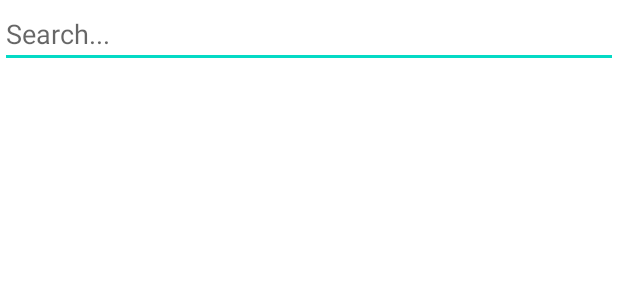
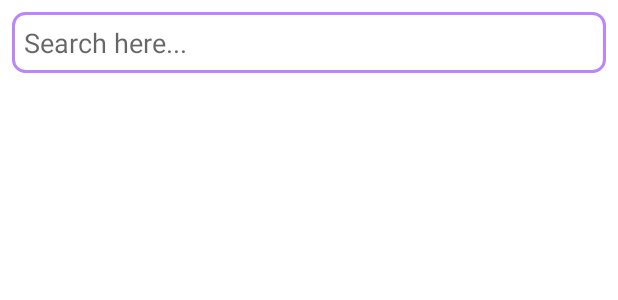
Before and after one commit to Gellida/News-App, an Android app: the layout fragment_search_news.xml on its own in the app's theme, with its tools: preview values and no code run, on a phone screen of 412 x 824 dp. Shown: the top 300 px of the screen. Run offline under Robolectric (Android 15) with nearby library versions, the phone set to English and light mode, and no system bars.

Commit message:
optimized UI

```diff
--- a/app/src/main/java/jg/apps/newsapp/NewsApplication.kt
+++ b/app/src/main/java/jg/apps/newsapp/NewsApplication.kt
@@ -3,4 +3,5 @@ package jg.apps.newsapp
 import android.app.Application
 
 class NewsApplication : Application() {
+
 }
--- a/app/src/main/java/jg/apps/newsapp/adapter/NewsAdapter.kt
+++ b/app/src/main/java/jg/apps/newsapp/adapter/NewsAdapter.kt
@@ -47,7 +47,7 @@ class NewsAdapter : RecyclerView.Adapter<NewsAdapter.ArticleViewHolder>() {
         val article = differ.currentList[position]
         holder.itemView.apply {
             Glide.with(this).load(article.urlToImage).into(ivArticleImage)
-            tvSource.text = article.source?.name
+            //tvSource.text = article.source?.name
             tvTitle.text = article.title
             tvDescription.text = article.description
             tvPublishedAt.text = article.publishedAt
--- a/app/src/main/java/jg/apps/newsapp/ui/NewsActivity.kt
+++ b/app/src/main/java/jg/apps/newsapp/ui/NewsActivity.kt
@@ -34,5 +34,6 @@ class NewsActivity : AppCompatActivity() {
         val bottomNavigationView = findViewById<BottomNavigationView>(R.id.bottomNavigationView)
         setupWithNavController(bottomNavigationView, navController)
 
+
     }
 }
--- a/app/src/main/java/jg/apps/newsapp/ui/NewsViewModel.kt
+++ b/app/src/main/java/jg/apps/newsapp/ui/NewsViewModel.kt
@@ -36,7 +36,7 @@ class NewsViewModel(
     var searhNewsResponse: NewsResponse? = null
 
     init {
-        getBreakingNews("us")
+        getBreakingNews("mx")
     }
 
     fun getBreakingNews(countryCode: String) = viewModelScope.launch {
--- /dev/null
+++ b/app/src/main/res/drawable/search_view_bg.xml
@@ -0,0 +1,7 @@
+<?xml version="1.0" encoding="utf-8"?>
+<shape xmlns:android="http://schemas.android.com/apk/res/android">
+
+    <corners android:radius="8dp"/>
+    <stroke android:color="@color/purple_200"
+        android:width="2dp"/>
+</shape>
--- a/app/src/main/res/layout/activity_news.xml
+++ b/app/src/main/res/layout/activity_news.xml
@@ -31,5 +31,7 @@
         app:layout_constraintBottom_toBottomOf="parent"
         app:layout_constraintEnd_toEndOf="parent"
         app:layout_constraintHorizontal_bias="0.5"
-        app:layout_constraintStart_toStartOf="parent"/>
+        app:layout_constraintStart_toStartOf="parent"
+        android:visibility="visible"/>
+
 </androidx.constraintlayout.widget.ConstraintLayout>
--- a/app/src/main/res/layout/fragment_search_news.xml
+++ b/app/src/main/res/layout/fragment_search_news.xml
@@ -5,25 +5,32 @@
     android:layout_width="match_parent"
     android:layout_height="match_parent">
 
+
+
     <EditText
         android:id="@+id/etSearch"
         android:layout_width="match_parent"
         android:layout_height="wrap_content"
-        android:hint="Search..."
+        android:layout_margin="8dp"
+        android:padding="8dp"
+        android:hint="Search here..."
+        android:background="@drawable/search_view_bg"
         app:layout_constraintEnd_toEndOf="parent"
         app:layout_constraintHorizontal_bias="0.5"
         app:layout_constraintStart_toStartOf="parent"
-        app:layout_constraintTop_toTopOf="parent" />
+        app:layout_constraintTop_toTopOf="parent"
+        app:iconifiedByDefault="false" />
 
     <androidx.recyclerview.widget.RecyclerView
         android:id="@+id/rvSearchNews"
         android:layout_width="match_parent"
         android:layout_height="0dp"
+        android:clipToPadding="false"
         android:paddingBottom="50dp"
-        android:clipToPadding="false"
         app:layout_constraintBottom_toBottomOf="parent"
         app:layout_constraintTop_toBottomOf="@+id/etSearch"
-        tools:layout_editor_absoluteX="0dp" />
+        app:layout_constraintVertical_bias="0.0"
+        tools:layout_editor_absoluteX="16dp" />
 
     <ProgressBar
         android:id="@+id/paginationProgressBar"
--- a/app/src/main/res/values-night/themes.xml
+++ b/app/src/main/res/values-night/themes.xml
@@ -2,6 +2,7 @@
     <!-- Base application theme. -->
     <style name="Theme.NewsApp" parent="Theme.MaterialComponents.DayNight.DarkActionBar">
         <!-- Primary brand color. -->
+        <item name="android:windowTranslucentStatus">true</item>
         <item name="colorPrimary">@color/purple_200</item>
         <item name="colorPrimaryVariant">@color/purple_700</item>
         <item name="colorOnPrimary">@color/black</item>
--- a/app/src/main/res/values/colors.xml
+++ b/app/src/main/res/values/colors.xml
@@ -8,7 +8,7 @@
     <color name="black">#FF000000</color>
     <color name="white">#FFFFFFFF</color>
 
-    <color name="bottom_nav_background">#FEDBD0</color>
+    <color name="bottom_nav_background">#FFFFFFFF</color>
     <color name="bottom_nav_item">#8C706D</color>
     <color name="bottom_nav_selected_item">#220006</color>
     <color name="fragment_bg_color">#FDF8F4</color>
--- /dev/null
+++ b/app/src/main/res/values/style.xml
@@ -0,0 +1,6 @@
+<?xml version="1.0" encoding="utf-8"?>
+<resources>
+    <style name="Circular">
+        <item name="cornerSize">15%</item>
+    </style>
+</resources>
--- a/app/src/main/res/values/themes.xml
+++ b/app/src/main/res/values/themes.xml
@@ -2,10 +2,12 @@
     <!-- Base application theme. -->
     <style name="Theme.NewsApp" parent="Theme.MaterialComponents.DayNight.NoActionBar">
         <!-- Primary brand color. -->
-        <item name="colorPrimary">@color/purple_500</item>
-        <item name="colorPrimaryVariant">@color/purple_700</item>
-        <item name="colorOnPrimary">@color/white</item>
-        <!-- Secondary brand color. -->
+        <!--<item name="android:windowFullscreen">true</item> -->
+        <item name="android:windowTranslucentStatus">true</item> -->
+       <item name="colorPrimary">@color/purple_500</item>
+       <item name="colorPrimaryVariant">@color/purple_700</item>
+       <item name="colorOnPrimary">@color/white</item>
+       <!-- Secondary brand color. -->
         <item name="colorSecondary">@color/teal_200</item>
         <item name="colorSecondaryVariant">@color/teal_700</item>
         <item name="colorOnSecondary">@color/black</item>
```
Also changed, not shown: app/src/main/java/jg/apps/newsapp/ui/fragments/BreakingNewsFragment.kt (+11 -7 lines), app/src/main/java/jg/apps/newsapp/ui/fragments/SearchNewsFragment.kt (+6 -4 lines), app/src/main/res/layout/fragment_article.xml (+4 -3 lines), app/src/main/res/layout/item_article_preview.xml (+29 -32 lines).
